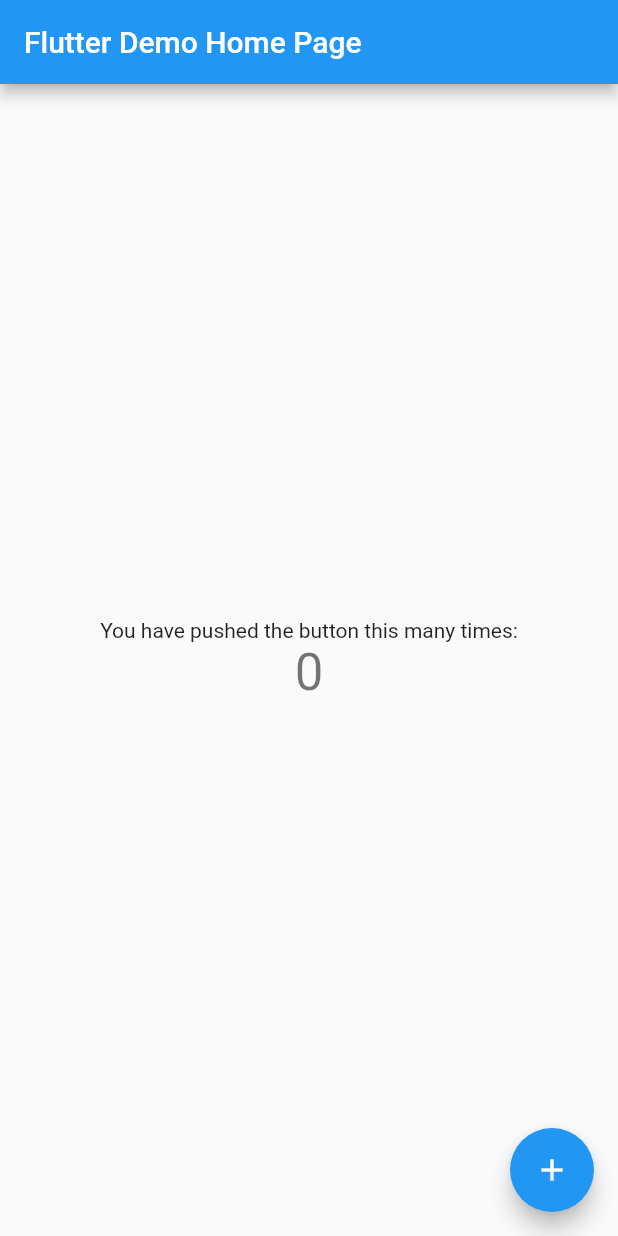
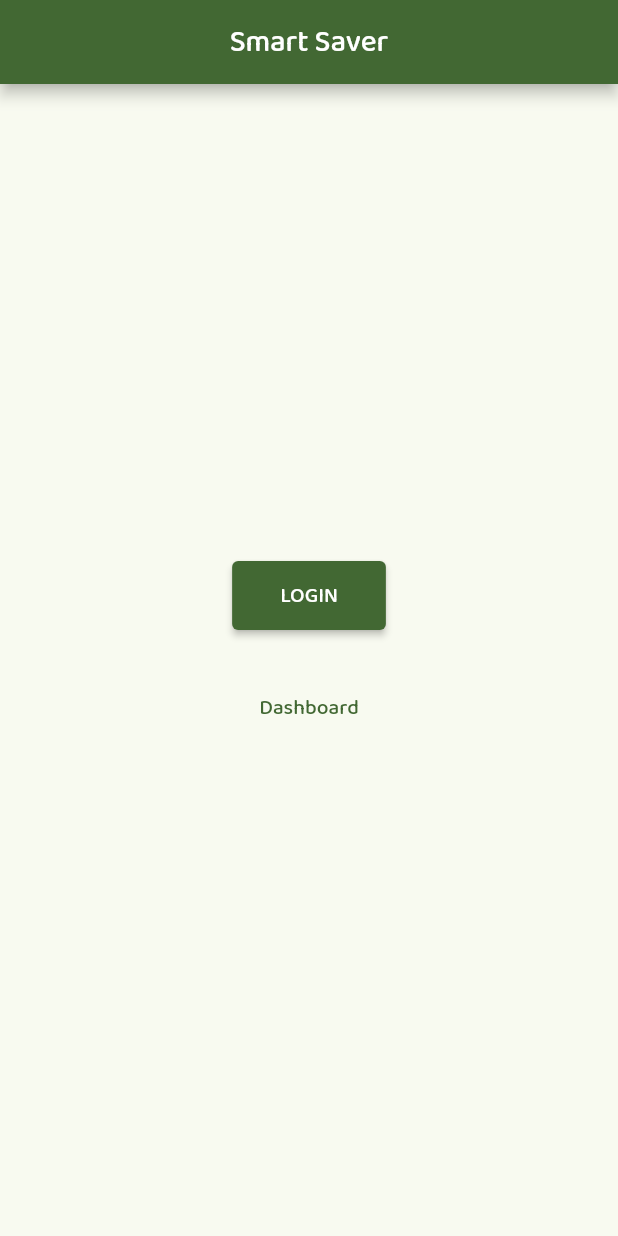
Before and after one commit to StarDxxx/smartsaver, a Flutter app: the screen it shows after launch, on a phone screen of 412 x 824 dp. Run offline on Flutter 3.47's test engine with Material 2 defaults, Android fonts, the phone set to English and light mode, and no system bars; our stand-ins replace flutter_svg, google_fonts.

Commit message:
implemented basic UI

```diff
--- a/client/lib/main.dart
+++ b/client/lib/main.dart
@@ -1,115 +1,7 @@
 import 'package:flutter/material.dart';
 
+import 'src/app.dart';
+
 void main() {
-  runApp(const MyApp());
+  runApp(const App());
 }
-
-class MyApp extends StatelessWidget {
-  const MyApp({Key? key}) : super(key: key);
-
-  // This widget is the root of your application.
-  @override
-  Widget build(BuildContext context) {
-    return MaterialApp(
-      title: 'Flutter Demo',
-      theme: ThemeData(
-        // This is the theme of your application.
-        //
-        // Try running your application with "flutter run". You'll see the
-        // application has a blue toolbar. Then, without quitting the app, try
-        // changing the primarySwatch below to Colors.green and then invoke
-        // "hot reload" (press "r" in the console where you ran "flutter run",
-        // or simply save your changes to "hot reload" in a Flutter IDE).
-        // Notice that the counter didn't reset back to zero; the application
-        // is not restarted.
-        primarySwatch: Colors.blue,
-      ),
-      home: const MyHomePage(title: 'Flutter Demo Home Page'),
-    );
-  }
-}
-
-class MyHomePage extends StatefulWidget {
-  const MyHomePage({Key? key, required this.title}) : super(key: key);
-
-  // This widget is the home page of your application. It is stateful, meaning
-  // that it has a State object (defined below) that contains fields that affect
-  // how it looks.
-
-  // This class is the configuration for the state. It holds the values (in this
-  // case the title) provided by the parent (in this case the App widget) and
-  // used by the build method of the State. Fields in a Widget subclass are
-  // always marked "final".
-
-  final String title;
-
-  @override
-  State<MyHomePage> createState() => _MyHomePageState();
-}
-
-class _MyHomePageState extends State<MyHomePage> {
-  int _counter = 0;
-
-  void _incrementCounter() {
-    setState(() {
-      // This call to setState tells the Flutter framework that something has
-      // changed in this State, which causes it to rerun the build method below
-      // so that the display can reflect the updated values. If we changed
-      // _counter without calling setState(), then the build method would not be
-      // called again, and so nothing would appear to happen.
-      _counter++;
-    });
-  }
-
-  @override
-  Widget build(BuildContext context) {
-    // This method is rerun every time setState is called, for instance as done
-    // by the _incrementCounter method above.
-    //
-    // The Flutter framework has been optimized to make rerunning build methods
-    // fast, so that you can just rebuild anything that needs updating rather
-    // than having to individually change instances of widgets.
-    return Scaffold(
-      appBar: AppBar(
-        // Here we take the value from the MyHomePage object that was created by
-        // the App.build method, and use it to set our appbar title.
-        title: Text(widget.title),
-      ),
-      body: Center(
-        // Center is a layout widget. It takes a single child and positions it
-        // in the middle of the parent.
-        child: Column(
-          // Column is also a layout widget. It takes a list of children and
-          // arranges them vertically. By default, it sizes itself to fit its
-          // children horizontally, and tries to be as tall as its parent.
-          //
-          // Invoke "debug painting" (press "p" in the console, choose the
-          // "Toggle Debug Paint" action from the Flutter Inspector in Android
-          // Studio, or the "Toggle Debug Paint" command in Visual Studio Code)
-          // to see the wireframe for each widget.
-          //
-          // Column has various properties to control how it sizes itself and
-          // how it positions its children. Here we use mainAxisAlignment to
-          // center the children vertically; the main axis here is the vertical
-          // axis because Columns are vertical (the cross axis would be
-          // horizontal).
-          mainAxisAlignment: MainAxisAlignment.center,
-          children: <Widget>[
-            const Text(
-              'You have pushed the button this many times:',
-            ),
-            Text(
-              '$_counter',
-              style: Theme.of(context).textTheme.headline4,
-            ),
-          ],
-        ),
-      ),
-      floatingActionButton: FloatingActionButton(
-        onPressed: _incrementCounter,
-        tooltip: 'Increment',
-        child: const Icon(Icons.add),
-      ), // This trailing comma makes auto-formatting nicer for build methods.
-    );
-  }
-}
--- /dev/null
+++ b/client/lib/src/app.dart
@@ -0,0 +1,24 @@
+import 'package:flutter/material.dart';
+
+import 'utils/theme.dart';
+import 'views/home.dart';
+import 'views/login.dart';
+import 'views/dashboard.dart';
+
+class App extends StatelessWidget {
+  const App({Key? key}) : super(key: key);
+
+  @override
+  Widget build(BuildContext context) {
+    return MaterialApp(
+      title: 'Smart Saver',
+      theme: theme,
+      debugShowCheckedModeBanner: false,
+      routes: {
+        '/': (context) => const Home(),
+        '/dashboard': (context) => const Dashboard(),
+        '/login': (context) => const Login()
+      },
+    );
+  }
+}
--- /dev/null
+++ b/client/lib/src/services/api.dart
@@ -0,0 +1,3 @@
+// TODO: Add all GraphQL API related queries & mutations
+
+abstract class BaseApiService {}
--- /dev/null
+++ b/client/lib/src/utils/theme.dart
@@ -0,0 +1,17 @@
+import 'package:flutter/material.dart';
+import 'package:google_fonts/google_fonts.dart';
+
+// Base theme
+final ThemeData theme = ThemeData(
+  colorSchemeSeed: const Color.fromRGBO(81, 216, 35, 1),
+  elevatedButtonTheme: ElevatedButtonThemeData(
+    style: ElevatedButton.styleFrom(
+      shape: RoundedRectangleBorder(
+        borderRadius: BorderRadius.circular(4),
+      ),
+    ),
+  ),
+  // scaffoldBackgroundColor: Colors.grey.shade50,
+  textTheme: GoogleFonts.baloo2TextTheme(),
+  visualDensity: VisualDensity.adaptivePlatformDensity,
+);
--- /dev/null
+++ b/client/lib/src/views/home.dart
@@ -0,0 +1,54 @@
+import 'package:flutter/material.dart';
+
+import 'dashboard.dart';
+import 'login.dart';
+
+class Home extends StatelessWidget {
+  static const routeName = '/';
+  const Home({Key? key}) : super(key: key);
+
+  @override
+  Widget build(BuildContext context) {
+    return Scaffold(
+      appBar: AppBar(
+        title: const Text('Smart Saver'),
+        centerTitle: true,
+      ),
+      body: SizedBox(
+        width: double.infinity,
+        child: Column(
+          crossAxisAlignment: CrossAxisAlignment.center,
+          mainAxisAlignment: MainAxisAlignment.center,
+          children: [
+            ElevatedButton(
+              onPressed: () {
+                Navigator.of(context).pushNamed(Login.routeName);
+              },
+              child: Padding(
+                padding: const EdgeInsets.symmetric(
+                  vertical: 12.0,
+                  horizontal: 16.0,
+                ),
+                child: Text(
+                  'Login'.toUpperCase(),
+                ),
+              ),
+            ),
+            const SizedBox(
+              height: 16,
+            ),
+            TextButton(
+              onPressed: () {
+                Navigator.of(context).pushNamed(Dashboard.routeName);
+              },
+              child: const Padding(
+                padding: EdgeInsets.all(16.0),
+                child: Text('Dashboard'),
+              ),
+            )
+          ],
+        ),
+      ),
+    );
+  }
+}
--- a/client/pubspec.yaml
+++ b/client/pubspec.yaml
@@ -13,6 +13,8 @@ dependencies:
     sdk: flutter
 
   cupertino_icons: ^1.0.2
+  google_fonts: ^3.0.0
+  flutter_svg: ^1.0.3
 
 dev_dependencies:
   flutter_test:
@@ -22,3 +24,6 @@ dev_dependencies:
 
 flutter:
   uses-material-design: true
+
+assets:
+  - assets/images/
```
Also changed, not shown: client/lib/src/components/users_list_item.dart (added, +29 -0 lines), client/lib/src/views/dashboard.dart (added, +64 -0 lines), client/lib/src/views/login.dart (added, +115 -0 lines), client/assets/images/login.svg (added), client/pubspec.lock, 2 other files.
